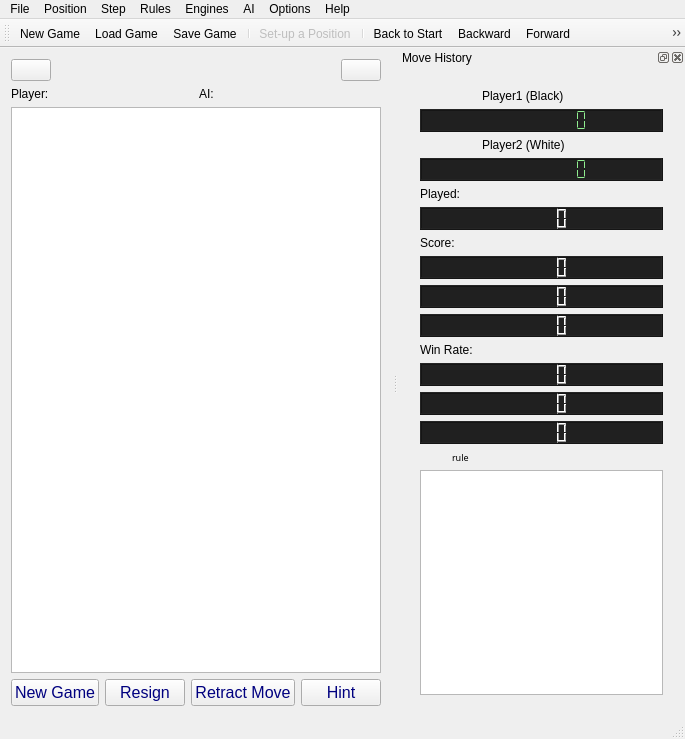
This is gamewindow.ui in calcitem/Sanmill as Qt 5 draws it before an edit. The edited form follows.
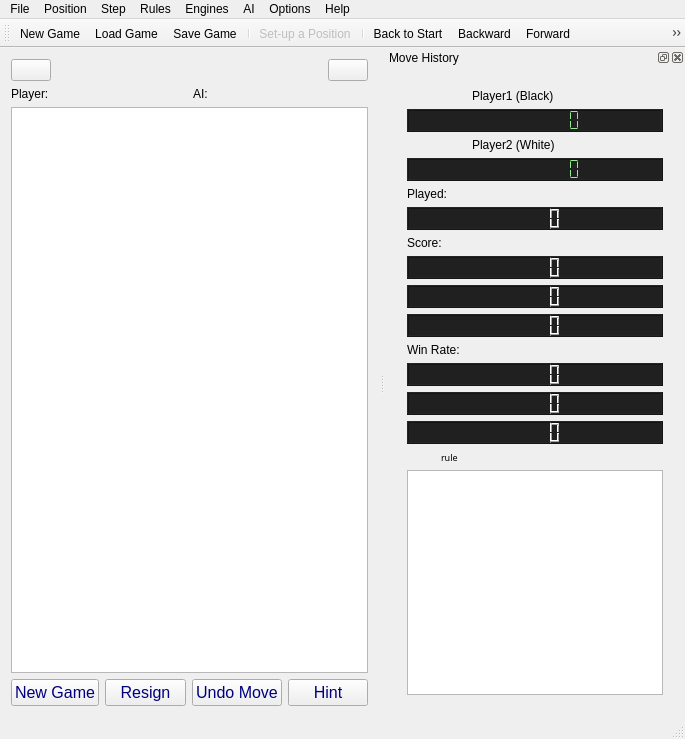
This is the edited form. Icons and pictures are not drawn. Custom widgets are drawn as their Qt base class.

Commit message: qt: Mark some functions to WIP

The edit to the form file:
```diff
--- a/gamewindow.ui
+++ b/gamewindow.ui
@@ -175,7 +175,7 @@
          <string notr="true">color: rgb(0, 0, 127);</string>
         </property>
         <property name="text">
-         <string>Retract Move</string>
+         <string>Undo Move</string>
         </property>
         <property name="icon">
          <iconset resource="gamewindow.qrc">
```
Left out of the diff: 15 changed lines with no effect on the pictures.
